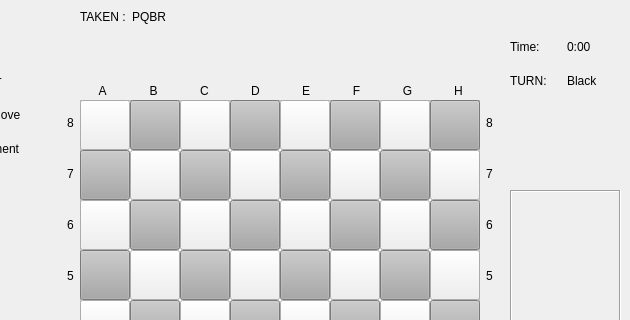
Phucyro/PawnHub, file Qt_UI/MainMenu/gameWithoutChat.ui: the form before one commit; both pictures show x 170 to 800 and y 0 to 320 of the 800 by 600 pixel window.
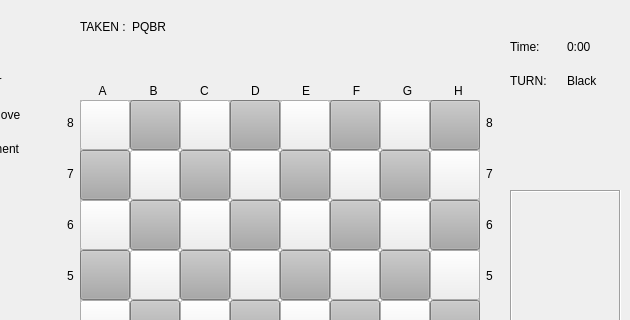
The form after the commit. Icons and pictures are not drawn.

Patch:
```diff
--- a/Qt_UI/MainMenu/gameWithoutChat.ui
+++ b/Qt_UI/MainMenu/gameWithoutChat.ui
@@ -255,7 +255,7 @@
    <property name="geometry">
     <rect>
      <x>250</x>
-     <y>10</y>
+     <y>20</y>
      <width>401</width>
      <height>61</height>
     </rect>
```
